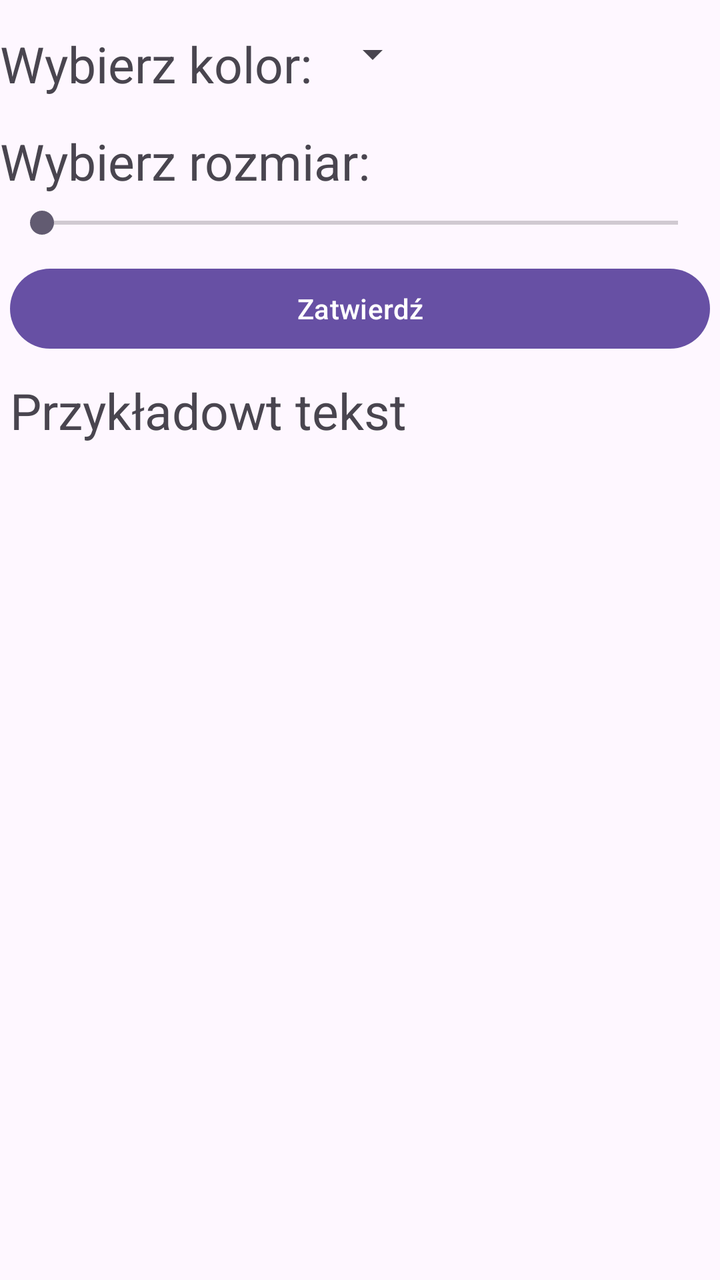
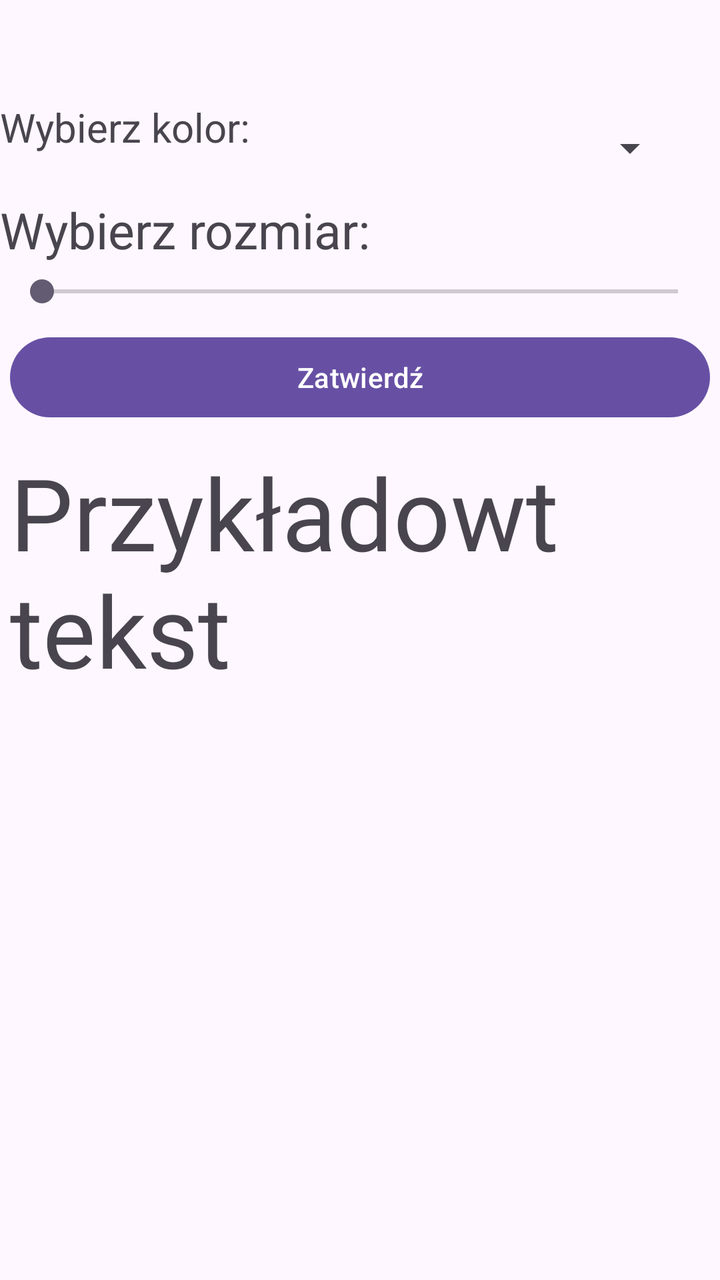

An Android layout rendered at two revisions. The XML below is the earlier revision; the diff shows what the commit changed to produce the second picture.
<!-- AndroidManifest.xml: application theme Theme.MyApplication -->
<!-- res/layout/activity_main.xml -->
<?xml version="1.0" encoding="utf-8"?>
<LinearLayout xmlns:android="http://schemas.android.com/apk/res/android"
    xmlns:app="http://schemas.android.com/apk/res-auto"
    xmlns:tools="http://schemas.android.com/tools"
    android:id="@+id/main"
    android:layout_width="match_parent"
    android:layout_height="match_parent"
    android:orientation="vertical"
    android:layout_gravity="center"
    android:layout_margin="5dp"
    tools:context=".MainActivity">

    <LinearLayout
        android:layout_width="match_parent"
        android:layout_height="wrap_content"
        android:layout_marginTop="15dp"
        android:layout_marginBottom="15dp"
        android:orientation="horizontal">

        <TextView
            android:layout_width="wrap_content"
            android:layout_height="wrap_content"
            android:textSize="25dp"
            android:text="Wybierz kolor: " />

        <Spinner
            android:id="@+id/spinner"
            android:layout_width="wrap_content"
            android:layout_height="wrap_content" />

    </LinearLayout>

    <TextView
        android:id="@+id/textView"
        android:layout_width="match_parent"
        android:layout_height="wrap_content"
        android:textSize="25dp"
        android:text="Wybierz rozmiar:" />

    <SeekBar
        android:id="@+id/seekBar"
        android:layout_width="match_parent"
        android:min="16"
        android:max="40"
        android:layout_margin="5dp"
        android:layout_marginBottom="15dp"
        android:layout_height="wrap_content" />

    <Button
        android:id="@+id/button"
        android:layout_width="match_parent"
        android:layout_height="wrap_content"
        android:layout_margin="5dp"
        android:layout_marginBottom="15dp"
        android:layout_marginLeft="30dp"
        android:layout_marginRight="30dp"
        android:text="Zatwierdź" />

    <TextView
        android:id="@+id/textView2"
        android:layout_width="match_parent"
        android:layout_height="wrap_content"
        android:layout_margin="5dp"
        android:layout_marginBottom="15dp"
        android:textSize="25dp"
        android:text="Przykładowt tekst" />

</LinearLayout>
<!-- resources referenced by this layout -->
<resources>
  <style name="Theme.MyApplication" parent="Base.Theme.MyApplication" />
  <style name="Base.Theme.MyApplication" parent="Theme.Material3.DayNight.NoActionBar">
          
          
      </style>
</resources>

<!-- the commit's change to res/layout/activity_main.xml (unified diff, before → after) -->
@@ -12,21 +12,20 @@
 
     <LinearLayout
         android:layout_width="match_parent"
-        android:layout_height="wrap_content"
-        android:layout_marginTop="15dp"
-        android:layout_marginBottom="15dp"
+        android:layout_height="48dp"
+        android:layout_marginTop="50dp"
         android:orientation="horizontal">
 
         <TextView
             android:layout_width="wrap_content"
             android:layout_height="wrap_content"
-            android:textSize="25dp"
-            android:text="Wybierz kolor: " />
+            android:text="Wybierz kolor: "
+            android:textSize="20dp" />
 
         <Spinner
             android:id="@+id/spinner"
-            android:layout_width="wrap_content"
-            android:layout_height="wrap_content" />
+            android:layout_width="209dp"
+            android:layout_height="match_parent" />
 
     </LinearLayout>
 
@@ -62,7 +61,7 @@
         android:layout_height="wrap_content"
         android:layout_margin="5dp"
         android:layout_marginBottom="15dp"
-        android:textSize="25dp"
+        android:textSize="50dp"
         android:text="Przykładowt tekst" />
 
 </LinearLayout>
